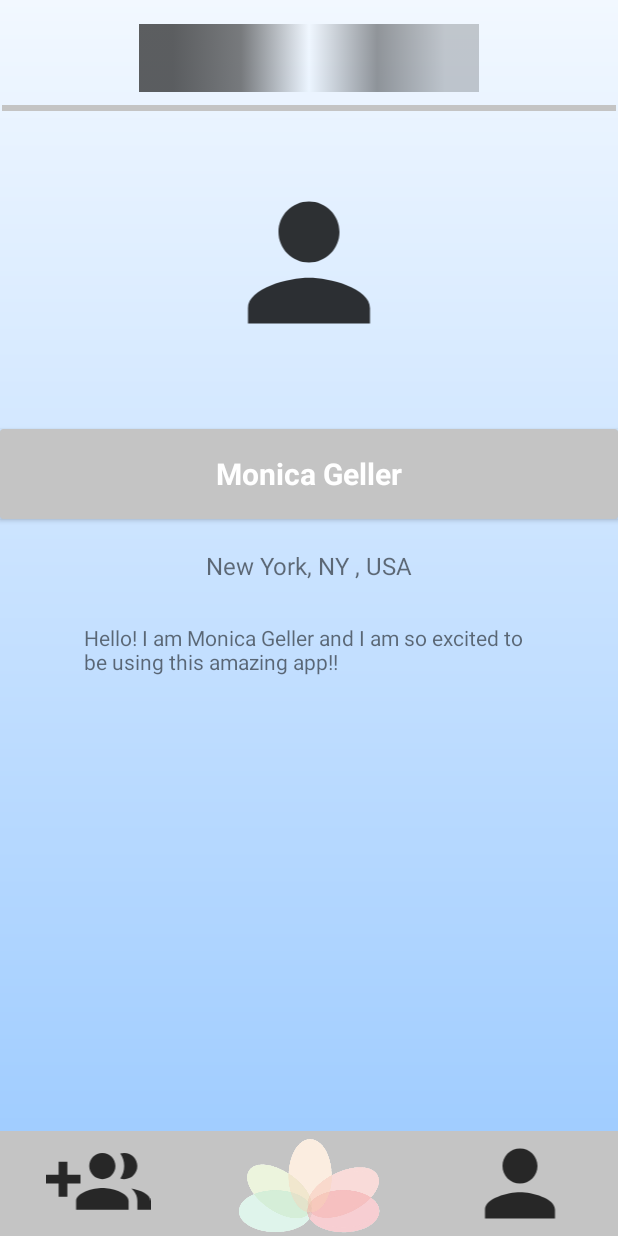
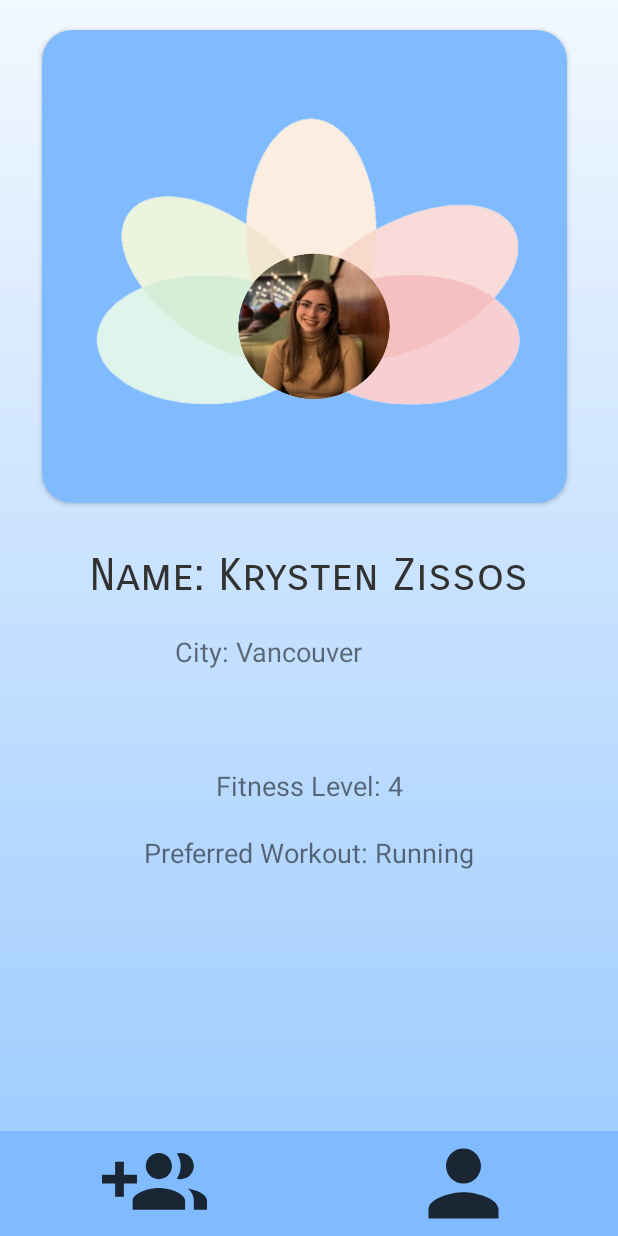
Before and after one commit to kzizz/Healthbud-Hackathon, an Android app: the userProfile screen opened directly, with no data from a screen before it, on a phone screen of 412 x 824 dp. Run offline under Robolectric (Android 15) with nearby library versions, the phone set to English and light mode, and no system bars; our stand-ins replace Firebase (no records; nobody signed in at launch, a user with empty details on screens opened directly).

Commit message:
Sylistic changes made

```diff
--- a/app/src/main/java/com/example/cmdf2020/userProfile.java
+++ b/app/src/main/java/com/example/cmdf2020/userProfile.java
@@ -6,10 +6,17 @@ import android.content.Intent;
 import android.os.Bundle;
 import android.view.View;
 import android.widget.ImageView;
+import android.widget.TextView;
+
+import com.google.firebase.firestore.FirebaseFirestore;
+
+import org.w3c.dom.Text;
 
 public class userProfile extends AppCompatActivity {
     ImageView spontaneousBtn;
-
+    String [] fitnessLevel = {"3", "1", "4"};
+    //To change when Profile is fully implemented
+    FirebaseFirestore db;
     @Override
     protected void onCreate(Bundle savedInstanceState) {
         super.onCreate(savedInstanceState);
@@ -21,5 +28,21 @@ public class userProfile extends AppCompatActivity {
                 startActivity(new Intent(userProfile.this, Spontaneous.class));
             }
         });
+//        ImageView imageView_userPhoto = findViewById(R.id.userPhoto);
+        TextView textView_userName = findViewById(R.id.userName);
+        TextView textView_userLocation = findViewById(R.id.userLocation);
+        TextView textView_userFitnessLevel =  findViewById(R.id.userFitnessLevelInput);
+        TextView textView_userWorkoutPref = findViewById(R.id.userWorkoutPref);
+        TextView textView_userAge = findViewById(R.id.userAge);
+
+//      Create dummy profile until database is integrated
+        Profile myProfile = new Profile(db, "Krysten Zissos", "Running", "Vancouver", 20, 4, false, true, true);
+
+//        imageView_userPhoto.setImageResource(myProfile.getProfilePicture());
+        textView_userName.setText("Name: "+ myProfile.getName());
+        textView_userWorkoutPref.setText("Preferred Workout: " + myProfile.getWorkout_pref());
+        textView_userLocation.setText("City: " + myProfile.getCity());
+        textView_userFitnessLevel.setText("Fitness Level: " + myProfile.getFitness_lvl());
+        textView_userAge.setText("Age: "+myProfile.getAge());
     }
 }
--- a/app/src/main/res/layout/activity_main.xml
+++ b/app/src/main/res/layout/activity_main.xml
@@ -44,13 +44,14 @@
     <TextView
         android:id="@+id/textView2"
         android:layout_width="wrap_content"
-        android:layout_height="19dp"
+        android:layout_height="30dp"
         android:layout_marginStart="140dp"
         android:layout_marginLeft="140dp"
-        android:layout_marginTop="38dp"
+        android:layout_marginTop="25dp"
         android:layout_marginEnd="140dp"
         android:layout_marginRight="140dp"
         android:text="Welcome to HealthBud!"
+        android:textSize="24sp"
         app:layout_constraintEnd_toEndOf="parent"
         app:layout_constraintStart_toStartOf="parent"
         app:layout_constraintTop_toBottomOf="@+id/imageView2" />
--- a/app/src/main/res/layout/activity_spontaneous.xml
+++ b/app/src/main/res/layout/activity_spontaneous.xml
@@ -32,7 +32,7 @@
     <LinearLayout
         android:layout_width="match_parent"
         android:layout_height="70dp"
-        android:background="@color/colorPrimaryDark"
+        android:background="#80bbff"
         android:orientation="horizontal"
         app:layout_constraintBottom_toBottomOf="parent"
         app:layout_constraintEnd_toEndOf="parent"
@@ -46,13 +46,6 @@
             android:layout_marginRight="10dp"
             android:layout_weight="1"
             app:srcCompat="@drawable/ic_action_spontaneous" />
-
-        <ImageView
-            android:id="@+id/imageView4"
-            android:layout_width="100dp"
-            android:layout_height="wrap_content"
-            android:layout_weight="1"
-            app:srcCompat="@drawable/healthbudlogovectorimgonly" />
 
         <ImageView
             android:id="@+id/profileButton"
@@ -76,4 +69,19 @@
         app:layout_constraintStart_toStartOf="parent"
         app:layout_constraintTop_toBottomOf="@+id/divider" />
 
+    <TextView
+        android:id="@+id/textView3"
+        android:layout_width="300dp"
+        android:layout_height="40dp"
+        android:layout_marginTop="32dp"
+        android:layout_marginBottom="32dp"
+        android:fontFamily="sans-serif-smallcaps"
+        android:text="HealthBuds For You"
+        android:textColor="@android:color/secondary_text_light"
+        android:textSize="30sp"
+        app:layout_constraintBottom_toTopOf="@+id/divider"
+        app:layout_constraintEnd_toEndOf="parent"
+        app:layout_constraintStart_toStartOf="parent"
+        app:layout_constraintTop_toTopOf="parent" />
+
 </androidx.constraintlayout.widget.ConstraintLayout>
--- a/app/src/main/res/layout/activity_user_profile.xml
+++ b/app/src/main/res/layout/activity_user_profile.xml
@@ -5,13 +5,14 @@
     android:layout_width="match_parent"
     android:layout_height="match_parent"
     tools:context=".userProfile"
-    android:background="@drawable/gradient">
+    android:background="@drawable/gradient2"
+    >
 
 
     <LinearLayout
         android:layout_width="match_parent"
         android:layout_height="70dp"
-        android:background="@color/colorPrimaryDark"
+        android:background="#80bbff"
         android:orientation="horizontal"
         app:layout_constraintBottom_toBottomOf="parent"
         app:layout_constraintEnd_toEndOf="parent"
@@ -27,13 +28,6 @@
             app:srcCompat="@drawable/ic_action_spontaneous" />
 
         <ImageView
-            android:id="@+id/imageView4"
-            android:layout_width="100dp"
-            android:layout_height="wrap_content"
-            android:layout_weight="1"
-            app:srcCompat="@drawable/healthbudlogovectorimgonly" />
-
-        <ImageView
             android:id="@+id/profileButton"
             android:layout_width="60dp"
             android:layout_height="70dp"
@@ -43,52 +37,26 @@
             app:srcCompat="@drawable/ic_action_profile" />
     </LinearLayout>
 
-    <View
-        android:id="@+id/divider3"
-        android:layout_width="409dp"
-        android:layout_height="4dp"
-        android:layout_marginTop="70dp"
-        android:background="@color/colorPrimaryDark"
-        app:layout_constraintEnd_toEndOf="parent"
-        app:layout_constraintStart_toStartOf="parent"
-        app:layout_constraintTop_toTopOf="parent" />
-
-    <ImageView
-        android:id="@+id/imageView3"
-        android:layout_width="288dp"
-        android:layout_height="45dp"
-        android:layout_marginStart="61dp"
-        android:layout_marginLeft="61dp"
-        android:layout_marginTop="16dp"
-        android:layout_marginEnd="62dp"
-        android:layout_marginRight="62dp"
-        app:layout_constraintEnd_toEndOf="parent"
-        app:layout_constraintStart_toStartOf="parent"
-        app:layout_constraintTop_toTopOf="parent"
-        app:srcCompat="@drawable/healthbud" />
-
     <androidx.cardview.widget.CardView
         android:id="@+id/nameCard"
-        android:layout_width="match_parent"
-        android:layout_height="60dp"
-        android:layout_marginTop="50dp"
-        app:cardBackgroundColor="@color/colorPrimaryDark"
+        android:layout_width="350dp"
+        android:layout_height="315dp"
+        android:layout_marginTop="20dp"
+        app:cardBackgroundColor="#80bbff"
+        app:cardCornerRadius="20dp"
         app:layout_constraintEnd_toEndOf="parent"
+        app:layout_constraintHorizontal_bias="0.454"
         app:layout_constraintStart_toStartOf="parent"
-        app:layout_constraintTop_toBottomOf="@+id/userPhoto">
+        app:layout_constraintTop_toTopOf="parent">
 
 
-
-    <TextView
-        android:id="@+id/userName"
-        android:layout_width="wrap_content"
-        android:layout_height="wrap_content"
-        android:layout_gravity="center"
-        android:text="Monica Geller"
-        android:textColor="#FFFFFF"
-        android:textSize="20sp"
-        android:textStyle="bold" />
-
+        <ImageView
+            android:id="@+id/imageView3"
+            android:layout_width="369dp"
+            android:layout_height="match_parent"
+            android:layout_gravity="center"
+            android:background="#004E83DC"
+            app:srcCompat="@drawable/userprofilepic" />
 
 
     </androidx.cardview.widget.CardView>
@@ -97,43 +65,75 @@
         android:id="@+id/userLocation"
         android:layout_width="wrap_content"
         android:layout_height="wrap_content"
-        android:layout_marginStart="176dp"
-        android:layout_marginLeft="176dp"
+        android:layout_marginStart="170dp"
+        android:layout_marginLeft="170dp"
         android:layout_marginTop="20dp"
-        android:layout_marginEnd="176dp"
-        android:layout_marginRight="176dp"
-        android:text="New York, NY , USA"
-        android:textSize="16sp"
+        android:layout_marginEnd="170dp"
+        android:layout_marginRight="170dp"
+        android:text="[Location]"
+        android:textSize="18sp"
+        app:layout_constraintEnd_toEndOf="parent"
+        app:layout_constraintHorizontal_bias="1.0"
+        app:layout_constraintStart_toStartOf="parent"
+        app:layout_constraintTop_toBottomOf="@+id/userName" />
+
+    <TextView
+        android:id="@+id/userAge"
+        android:layout_width="wrap_content"
+        android:layout_height="wrap_content"
+        android:layout_marginStart="210dp"
+        android:layout_marginLeft="210dp"
+        android:layout_marginTop="20dp"
+        android:layout_marginEnd="210dp"
+        android:layout_marginRight="210dp"
+        android:text="[Age]"
+        android:textSize="18sp"
+        app:layout_constraintEnd_toEndOf="parent"
+        app:layout_constraintStart_toStartOf="parent"
+        app:layout_constraintTop_toBottomOf="@+id/userLocation" />
+
+    <TextView
+        android:id="@+id/userFitnessLevelInput"
+        android:layout_width="wrap_content"
+        android:layout_height="wrap_content"
+        android:layout_marginStart="152dp"
+        android:layout_marginLeft="152dp"
+        android:layout_marginTop="20dp"
+        android:layout_marginEnd="152dp"
+        android:layout_marginRight="152dp"
+        android:text="[Fitness Level]"
+        android:textSize="18sp"
+        app:layout_constraintEnd_toEndOf="parent"
+        app:layout_constraintStart_toStartOf="parent"
+        app:layout_constraintTop_toBottomOf="@+id/userAge" />
+
+    <TextView
+        android:id="@+id/userWorkoutPref"
+        android:layout_width="wrap_content"
+        android:layout_height="wrap_content"
+        android:layout_centerHorizontal="true"
+        android:layout_marginTop="20dp"
+        android:text="[Workoutpref]"
+        android:textSize="18sp"
+        app:layout_constraintEnd_toEndOf="parent"
+        app:layout_constraintStart_toStartOf="parent"
+        app:layout_constraintTop_toBottomOf="@+id/userFitnessLevelInput" />
+
+    <TextView
+        android:id="@+id/userName"
+        android:layout_width="wrap_content"
+        android:layout_height="wrap_content"
+        android:layout_marginStart="164dp"
+        android:layout_marginLeft="164dp"
+        android:layout_marginTop="30dp"
+        android:layout_marginEnd="164dp"
+        android:layout_marginRight="164dp"
+        android:fontFamily="sans-serif-smallcaps"
+        android:text="[Name]"
+        android:textColor="@android:color/secondary_text_light"
+        android:textSize="30sp"
         app:layout_constraintEnd_toEndOf="parent"
         app:layout_constraintStart_toStartOf="parent"
         app:layout_constraintTop_toBottomOf="@+id/nameCard" />
 
-    <TextView
-        android:id="@+id/userBio"
-        android:layout_width="300dp"
-        android:layout_height="150dp"
-        android:layout_marginStart="55dp"
-        android:layout_marginLeft="55dp"
-        android:layout_marginTop="27dp"
-        android:layout_marginEnd="56dp"
-        android:layout_marginRight="56dp"
-        android:text="Hello! I am Monica Geller and I am so excited to be using this amazing app!!"
-        app:layout_constraintEnd_toEndOf="parent"
-        app:layout_constraintStart_toStartOf="parent"
-        app:layout_constraintTop_toBottomOf="@+id/userLocation" />
-
-    <ImageView
-        android:id="@+id/userPhoto"
-        android:layout_width="145dp"
-        android:layout_height="122dp"
-        android:layout_marginStart="137dp"
-        android:layout_marginLeft="137dp"
-        android:layout_marginTop="40dp"
-        android:layout_marginEnd="137dp"
-        android:layout_marginRight="137dp"
-        app:layout_constraintEnd_toEndOf="parent"
-        app:layout_constraintStart_toStartOf="parent"
-        app:layout_constraintTop_toBottomOf="@+id/divider3"
-        app:srcCompat="@drawable/ic_action_profile" />
-
 </androidx.constraintlayout.widget.ConstraintLayout>
--- a/app/src/main/res/layout/linearlayout.xml
+++ b/app/src/main/res/layout/linearlayout.xml
@@ -15,9 +15,10 @@
         android:layout_marginStart="21dp"
         android:layout_marginLeft="21dp"
         android:layout_marginTop="9dp"
+        android:fontFamily="sans-serif-smallcaps"
         android:text="TextView"
-        android:textColor="#011583"
-        android:textSize="20sp"
+        android:textColor="#000000"
+        android:textSize="20dp"
         android:textStyle="bold" />
 
     <ImageView
```
Also changed, not shown: app/src/main/res/drawable-mdpi/appbar.png (added), app/src/main/res/drawable-mdpi/mecircle.png (added), app/src/main/res/drawable-mdpi/userprofilepic.png (added), app/src/main/res/drawable/gradient2.xml (renamed from app/src/main/res/drawable/gradient.xml).
